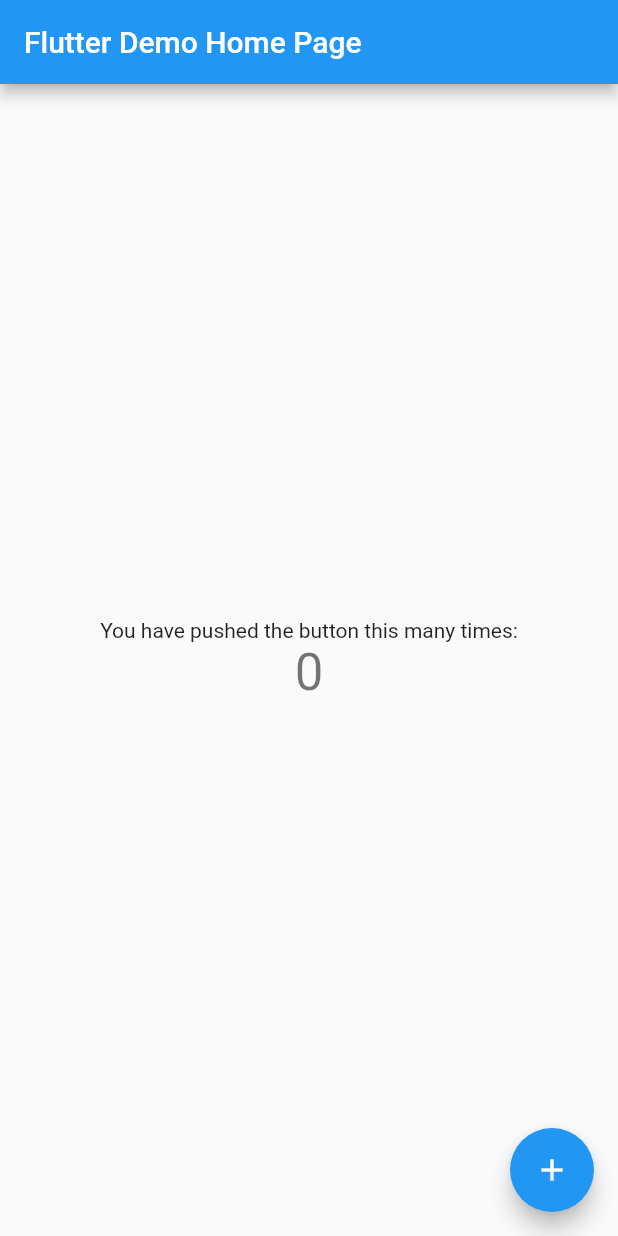
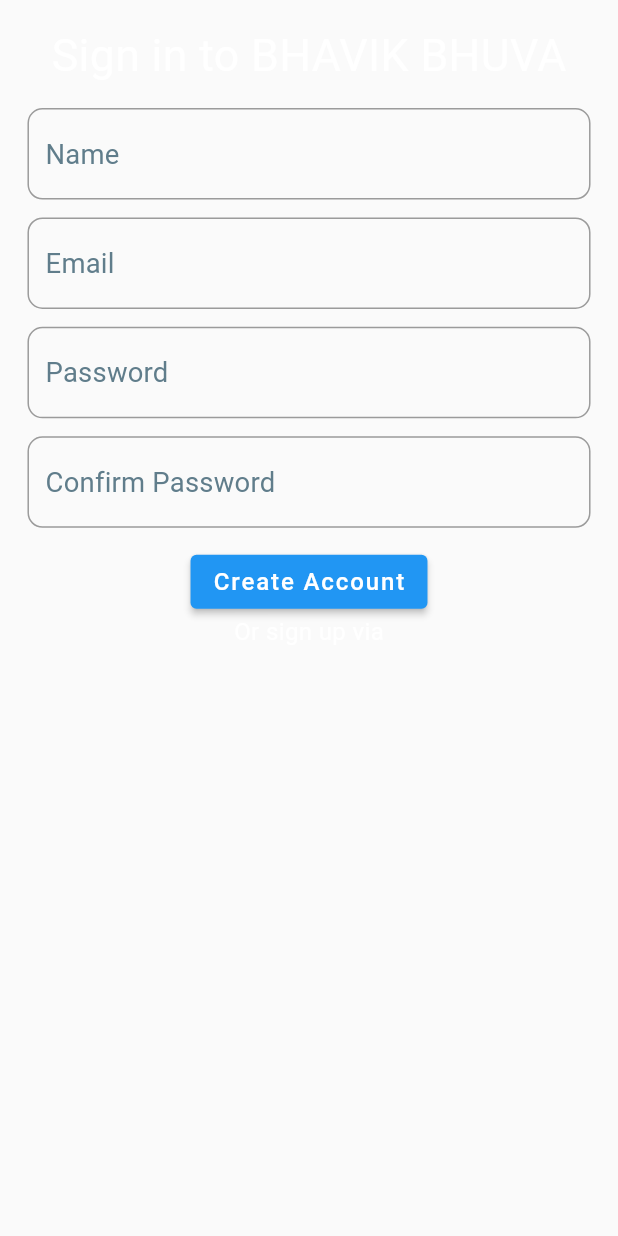
Before and after one commit to bhuvabhavik/Pixel-perfect-responsive-UI, a Flutter app: the screen it shows after launch, on a phone screen of 412 x 824 dp. Run offline on Flutter 3.47's test engine with Material 2 defaults, Android fonts, the phone set to English and light mode, and no system bars; our stand-ins replace flutter_screenutil.

Commit message:
basic getTextfield and sizedbox method designed remaining: login with google and few texts below

```diff
--- /dev/null
+++ b/lib/home_page.dart
@@ -0,0 +1,76 @@
+import 'package:flutter/material.dart';
+import 'package:flutter_screenutil/flutter_screenutil.dart';
+
+class HomePage extends StatelessWidget {
+  HomePage({Key? key}) : super(key: key);
+
+  @override
+  Widget build(BuildContext context) {
+    return Padding(
+      padding: EdgeInsets.symmetric(vertical: 16.0.h, horizontal: 16.0.w),
+      child: Column(
+        children: [
+          Text(
+            'Sign in to BHAVIK BHUVA',
+            style: TextStyle(fontSize: 26.sp),
+          ),
+          getSizedBox(height: 15.h, width: 0),
+          getTextField(hint: 'Name'),
+          getSizedBox(height: 10.h, width: 0),
+          getTextField(hint: 'Email'),
+          getSizedBox(height: 10.h, width: 0),
+          getTextField(hint: 'Password'),
+          getSizedBox(height: 10.h, width: 0),
+          getTextField(hint: 'Confirm Password'),
+          getSizedBox(height: 10.h, width: 0),
+          ElevatedButton(
+            onPressed: () {},
+            child: const Text('Create Account'),
+          ),
+          Row(
+            mainAxisAlignment: MainAxisAlignment.center,
+            children: const [
+              Divider(
+                height: 3,
+                color: Colors.black,
+                thickness: 1,
+              ),
+              Text('Or sign up via'),
+              Divider(
+                height: 1,
+                color: Colors.black,
+                thickness: 1,
+              ),
+            ],
+          ),
+          // Row(
+          //   mainAxisAlignment: MainAxisAlignment.center,
+          //   crossAxisAlignment: CrossAxisAlignment.stretch,
+          //   children: [
+          //     ListTile(
+          //       leading: Icon(Icons.ac_unit),
+          //       title: Text('Google'),
+          //     )
+          //   ],
+          // ),
+        ],
+      ),
+    );
+  }
+
+  Widget getTextField({required String hint}) {
+    return TextField(
+      decoration: InputDecoration(
+        hintText: hint,
+        hintStyle: const TextStyle(color: Colors.blueGrey),
+        border: OutlineInputBorder(
+          borderRadius: BorderRadius.circular(10),
+        ),
+      ),
+    );
+  }
+
+  Widget getSizedBox({required double height, required double width}) {
+    return SizedBox(height: height, width: width);
+  }
+}
--- a/lib/main.dart
+++ b/lib/main.dart
@@ -1,115 +1,64 @@
 import 'package:flutter/material.dart';
+import 'package:flutter_screenutil/flutter_screenutil.dart';
+import 'package:loginpage/home_page.dart';
 
-void main() {
-  runApp(const MyApp());
-}
+void main() => runApp(MyApp());
 
 class MyApp extends StatelessWidget {
-  const MyApp({Key? key}) : super(key: key);
+  MyApp({Key? key}) : super(key: key);
+  late double height, width;
 
-  // This widget is the root of your application.
   @override
   Widget build(BuildContext context) {
+    //Set the fit size (Find your UI design, look at the dimensions of the device screen and fill it in,unit in dp)
+    return ScreenUtilInit(
+      designSize: Size(360, 690),
+      minTextAdapt: true,
+      splitScreenMode: true,
+      builder: (context, child) {
         return MaterialApp(
-      title: 'Flutter Demo',
+            debugShowCheckedModeBanner: false,
+            title: 'Login Page',
+            // You can use the library anywhere in the app even in theme
             theme: ThemeData(
-        // This is the theme of your application.
-        //
-        // Try running your application with "flutter run". You'll see the
-        // application has a blue toolbar. Then, without quitting the app, try
-        // changing the primarySwatch below to Colors.green and then invoke
-        // "hot reload" (press "r" in the console where you ran "flutter run",
-        // or simply save your changes to "hot reload" in a Flutter IDE).
-        // Notice that the counter didn't reset back to zero; the application
-        // is not restarted.
               primarySwatch: Colors.blue,
+              textTheme: Typography.englishLike2018.apply(fontSizeFactor: 1.sp),
             ),
-      home: const MyHomePage(title: 'Flutter Demo Home Page'),
+            home: SafeArea(
+                child: Scaffold(
+              // backgroundColor: Colors.lightBlueAccent,
+              body: HomePage(),
+            )));
+      },
     );
   }
 }
 
-class MyHomePage extends StatefulWidget {
-  const MyHomePage({Key? key, required this.title}) : super(key: key);
-
-  // This widget is the home page of your application. It is stateful, meaning
-  // that it has a State object (defined below) that contains fields that affect
-  // how it looks.
-
-  // This class is the configuration for the state. It holds the values (in this
-  // case the title) provided by the parent (in this case the App widget) and
-  // used by the build method of the State. Fields in a Widget subclass are
-  // always marked "final".
-
-  final String title;
-
-  @override
-  State<MyHomePage> createState() => _MyHomePageState();
-}
-
-class _MyHomePageState extends State<MyHomePage> {
-  int _counter = 0;
-
-  void _incrementCounter() {
-    setState(() {
-      // This call to setState tells the Flutter framework that something has
-      // changed in this State, which causes it to rerun the build method below
-      // so that the display can reflect the updated values. If we changed
-      // _counter without calling setState(), then the build method would not be
-      // called again, and so nothing would appear to happen.
-      _counter++;
-    });
-  }
-
-  @override
-  Widget build(BuildContext context) {
-    // This method is rerun every time setState is called, for instance as done
-    // by the _incrementCounter method above.
+// void main() {
+//   runApp(const MyApp());
+// }
 //
-    // The Flutter framework has been optimized to make rerunning build methods
-    // fast, so that you can just rebuild anything that needs updating rather
-    // than having to individually change instances of widgets.
-    return Scaffold(
-      appBar: AppBar(
-        // Here we take the value from the MyHomePage object that was created by
-        // the App.build method, and use it to set our appbar title.
-        title: Text(widget.title),
-      ),
-      body: Center(
-        // Center is a layout widget. It takes a single child and positions it
-        // in the middle of the parent.
-        child: Column(
-          // Column is also a layout widget. It takes a list of children and
-          // arranges them vertically. By default, it sizes itself to fit its
-          // children horizontally, and tries to be as tall as its parent.
+// class MyApp extends StatelessWidget {
+//   const MyApp({Key? key}) : super(key: key);
 //
-          // Invoke "debug painting" (press "p" in the console, choose the
-          // "Toggle Debug Paint" action from the Flutter Inspector in Android
-          // Studio, or the "Toggle Debug Paint" command in Visual Studio Code)
-          // to see the wireframe for each widget.
-          //
-          // Column has various properties to control how it sizes itself and
-          // how it positions its children. Here we use mainAxisAlignment to
-          // center the children vertically; the main axis here is the vertical
-          // axis because Columns are vertical (the cross axis would be
-          // horizontal).
-          mainAxisAlignment: MainAxisAlignment.center,
-          children: <Widget>[
-            const Text(
-              'You have pushed the button this many times:',
-            ),
-            Text(
-              '$_counter',
-              style: Theme.of(context).textTheme.headline4,
-            ),
-          ],
-        ),
-      ),
-      floatingActionButton: FloatingActionButton(
-        onPressed: _incrementCounter,
-        tooltip: 'Increment',
-        child: const Icon(Icons.add),
-      ), // This trailing comma makes auto-formatting nicer for build methods.
-    );
-  }
-}
+//   @override
+//   Widget build(BuildContext context) {
+//     return ScreenUtilInit(
+//       builder: () => MaterialApp(
+//         home: Scaffold(
+//           body: SafeArea(
+//             child: Column(
+//               children: [
+//                 Text('data'),
+//                 Text('data'),
+//                 Text('data'),
+//                 Text('data'),
+//                 Text('data'),
+//               ],
+//             ),
+//           ),
+//         ),
+//       ),
+//     );
+//   }
+// }
--- a/pubspec.yaml
+++ b/pubspec.yaml
@@ -34,6 +34,7 @@ dependencies:
   # The following adds the Cupertino Icons font to your application.
   # Use with the CupertinoIcons class for iOS style icons.
   cupertino_icons: ^1.0.2
+  flutter_screenutil: ^5.5.3+2
 
 dev_dependencies:
   flutter_test:
```
Also changed, not shown: pubspec.lock, 1 other file. Lines whose indentation alone changed are shown as unchanged.
